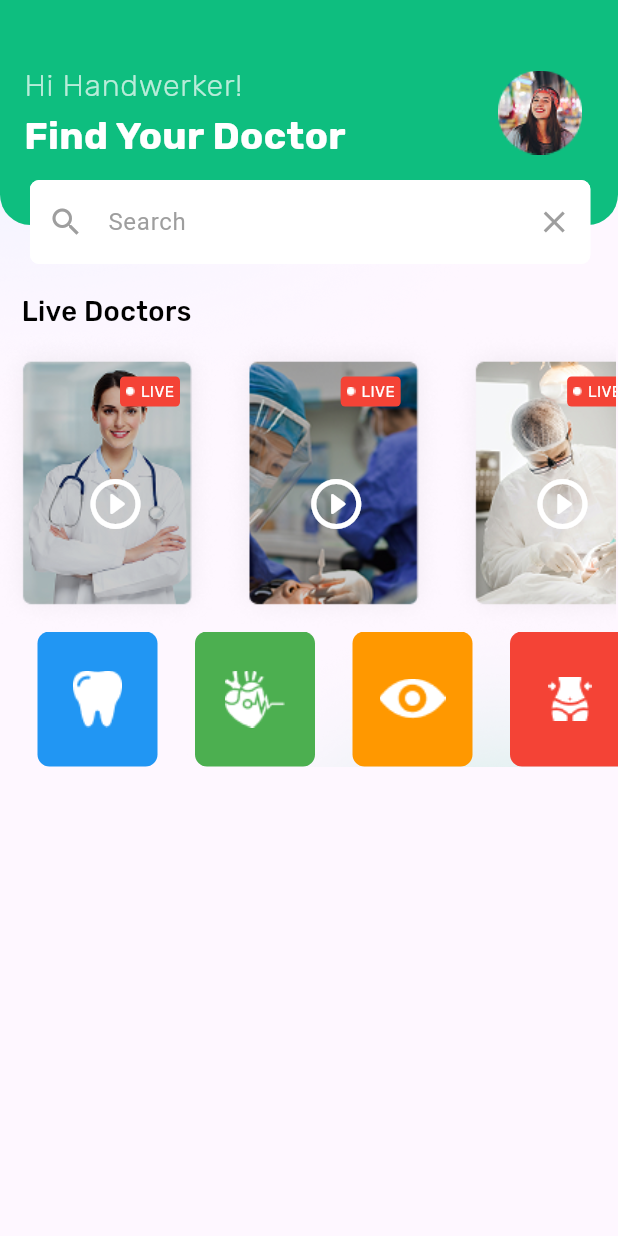
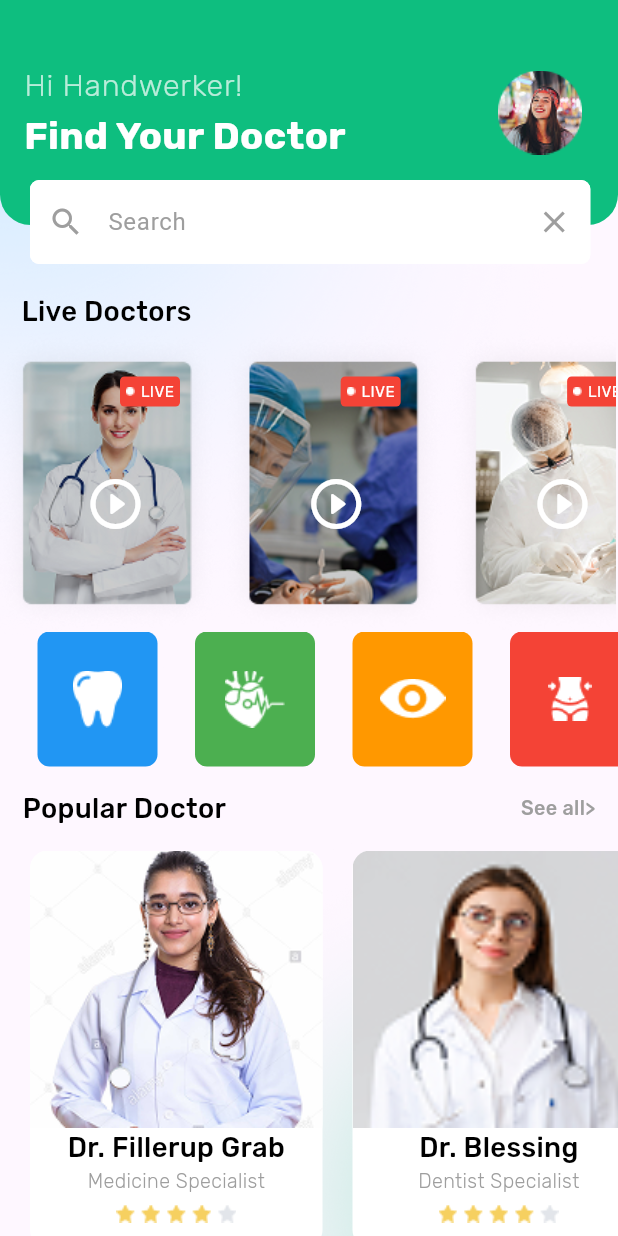
Before and after one commit to atefElhamsa/doctor-hunt-app, a Flutter app: the HomeScreen screen opened directly, on a phone screen of 412 x 824 dp. Run offline on Flutter 3.47's test engine with Material 3 defaults, Android fonts, the phone set to English and light mode, and no system bars; our stand-ins replace expandable_page_view, flutter_screenutil, google_fonts.

Commit message:
popular doctor section done

```diff
--- /dev/null
+++ b/lib/core/shared_widgets/custom_sub_title.dart
@@ -0,0 +1,37 @@
+import 'package:doctor_hunt_app/core/shared_widgets_model/sub_title_model.dart';
+import 'package:flutter/material.dart';
+import 'package:flutter_screenutil/flutter_screenutil.dart';
+import '../shared_widgets_model/text_model.dart';
+import '../utils/app_colors.dart';
+import '../utils/app_size.dart';
+import '../utils/app_texts.dart';
+import 'custom_text.dart';
+
+class CustomSubTitle extends StatelessWidget {
+  const CustomSubTitle({super.key, required this.subTitleModel});
+  final SubTitleModel subTitleModel;
+  @override
+  Widget build(BuildContext context) {
+    return Row(
+      children: [
+        CustomText(
+          textModel: TextModel(
+            title: subTitleModel.title,
+            fontSize: AppSize.s18.sp,
+          ),
+        ),
+        const Spacer(),
+        GestureDetector(
+          onTap: subTitleModel.onTap,
+          child: CustomText(
+            textModel: TextModel(
+              title: "${AppTexts.seeAll}>",
+              color: AppColors.grey,
+              fontSize: AppSize.s13.sp,
+            ),
+          ),
+        ),
+      ],
+    );
+  }
+}
--- /dev/null
+++ b/lib/core/shared_widgets_model/sub_title_model.dart
@@ -0,0 +1,6 @@
+class SubTitleModel {
+  final String title;
+  final void Function()? onTap;
+
+  const SubTitleModel({required this.title, this.onTap});
+}
--- a/lib/core/utils/app_images.dart
+++ b/lib/core/utils/app_images.dart
@@ -15,4 +15,7 @@ class AppImages {
   static const String eyes = "assets/images/eyes.png";
   static const String female = "assets/images/female.png";
   static const String stomach = "assets/images/stomach.png";
+  static const String fillerUp = "assets/images/Fillerup.png";
+  static const String blessing = "assets/images/blessing.png";
+  static const String star = "assets/images/star.png";
 }
--- a/lib/core/utils/app_texts.dart
+++ b/lib/core/utils/app_texts.dart
@@ -12,4 +12,10 @@ class AppTexts {
   static const String search = "Search";
   static const String liveDoctors = "Live Doctors";
   static const String live = "LIVE";
+  static const String popularDoctor = "Popular Doctor";
+  static const String seeAll = "See all";
+  static const String fillerup = "Dr. Fillerup Grab";
+  static const String blessing = "Dr. Blessing";
+  static const String medicine = "Medicine Specialist";
+  static const String dentist = "Dentist Specialist";
 }
--- /dev/null
+++ b/lib/features/home/data/models/popular_doctor_model.dart
@@ -0,0 +1,27 @@
+import 'package:doctor_hunt_app/core/utils/app_images.dart';
+import 'package:doctor_hunt_app/core/utils/app_texts.dart';
+
+class PopularDoctorModel {
+  final String image;
+  final String name;
+  final String specific;
+
+  const PopularDoctorModel({
+    required this.image,
+    required this.name,
+    required this.specific,
+  });
+}
+
+final List<PopularDoctorModel> popularItems = [
+  const PopularDoctorModel(
+    image: AppImages.fillerUp,
+    name: AppTexts.fillerup,
+    specific: AppTexts.medicine,
+  ),
+  const PopularDoctorModel(
+    image: AppImages.blessing,
+    name: AppTexts.blessing,
+    specific: AppTexts.dentist,
+  ),
+];
--- a/lib/features/home/presentation/views/widgets/home_list.dart
+++ b/lib/features/home/presentation/views/widgets/home_list.dart
@@ -1,5 +1,6 @@
 import 'package:doctor_hunt_app/features/home/presentation/views/widgets/list_view_specific_doctor.dart';
 import 'package:doctor_hunt_app/features/home/presentation/views/widgets/live_doctor_section.dart';
+import 'package:doctor_hunt_app/features/home/presentation/views/widgets/popular_doctor_section.dart';
 import 'package:flutter/material.dart';
 
 class HomeList extends StatelessWidget {
@@ -15,7 +16,7 @@ class HomeList extends StatelessWidget {
           SizedBox(height: 180),
           LiveDoctorSection(),
           SizedBox(height: 90, child: ListViewSpecificDoctor()),
-
+          PopularDoctorSection(),
         ],
       ),
     );
--- /dev/null
+++ b/lib/features/home/presentation/views/widgets/list_view_popular_doctor.dart
@@ -0,0 +1,22 @@
+import 'package:doctor_hunt_app/features/home/data/models/popular_doctor_model.dart';
+import 'package:doctor_hunt_app/features/home/presentation/views/widgets/popular_doctor_item.dart';
+import 'package:flutter/material.dart';
+
+import '../../../../../core/utils/app_padding.dart';
+
+class ListViewPopularDoctor extends StatelessWidget {
+  const ListViewPopularDoctor({super.key});
+
+  @override
+  Widget build(BuildContext context) {
+    return ListView.separated(
+      scrollDirection: Axis.horizontal,
+      itemBuilder:
+          (context, index) =>
+              PopularDoctorItem(popularDoctorModel: popularItems[index]),
+      separatorBuilder:
+          (context, index) => const SizedBox(width: AppPadding.p20),
+      itemCount: popularItems.length,
+    );
+  }
+}
--- /dev/null
+++ b/lib/features/home/presentation/views/widgets/popular_doctor_item.dart
@@ -0,0 +1,67 @@
+import 'package:doctor_hunt_app/features/home/data/models/popular_doctor_model.dart';
+import 'package:flutter/material.dart';
+import 'package:flutter_screenutil/flutter_screenutil.dart';
+import '../../../../../core/shared_widgets/custom_text.dart';
+import '../../../../../core/shared_widgets_model/text_model.dart';
+import '../../../../../core/utils/app_colors.dart';
+import '../../../../../core/utils/app_images.dart';
+import '../../../../../core/utils/app_padding.dart';
+import '../../../../../core/utils/app_size.dart';
+
+class PopularDoctorItem extends StatelessWidget {
+  const PopularDoctorItem({super.key, required this.popularDoctorModel});
+  final PopularDoctorModel popularDoctorModel;
+
+  @override
+  Widget build(BuildContext context) {
+    return Container(
+      decoration: BoxDecoration(
+        color: AppColors.white,
+        borderRadius: BorderRadius.circular(12),
+      ),
+      child: Column(
+        children: [
+          ClipRRect(
+            borderRadius: const BorderRadius.only(
+              topRight: Radius.circular(12),
+              topLeft: Radius.circular(12),
+            ),
+            child: Image.asset(
+              popularDoctorModel.image,
+              fit: BoxFit.cover,
+              width: 195,
+              height: 185,
+            ),
+          ),
+          Padding(
+            padding: const EdgeInsets.symmetric(horizontal: AppPadding.p20),
+            child: CustomText(
+              textModel: TextModel(
+                title: popularDoctorModel.name,
+                fontSize: AppSize.s18.sp,
+              ),
+            ),
+          ),
+          Padding(
+            padding: const EdgeInsets.symmetric(horizontal: AppPadding.p20),
+            child: CustomText(
+              textModel: TextModel(
+                title: popularDoctorModel.specific,
+                fontSize: AppSize.s13.sp,
+                color: AppColors.grey,
+                fontWeight: FontWeight.w300,
+              ),
+            ),
+          ),
+          Padding(
+            padding: const EdgeInsets.symmetric(
+              horizontal: AppPadding.p20,
+              vertical: AppPadding.p6,
+            ),
+            child: Image.asset(AppImages.star),
+          ),
+        ],
+      ),
+    );
+  }
+}
--- /dev/null
+++ b/lib/features/home/presentation/views/widgets/popular_doctor_section.dart
@@ -0,0 +1,28 @@
+import 'package:doctor_hunt_app/core/shared_widgets/custom_sub_title.dart';
+import 'package:doctor_hunt_app/core/shared_widgets_model/sub_title_model.dart';
+import 'package:doctor_hunt_app/core/utils/app_padding.dart';
+import 'package:doctor_hunt_app/core/utils/app_texts.dart';
+import 'package:doctor_hunt_app/features/home/presentation/views/widgets/list_view_popular_doctor.dart';
+import 'package:flutter/material.dart';
+
+class PopularDoctorSection extends StatelessWidget {
+  const PopularDoctorSection({super.key});
+
+  @override
+  Widget build(BuildContext context) {
+    return const Column(
+      children: [
+        Padding(
+          padding: EdgeInsets.all(AppPadding.p15),
+          child: CustomSubTitle(
+            subTitleModel: SubTitleModel(title: AppTexts.popularDoctor),
+          ),
+        ),
+        Padding(
+          padding: EdgeInsets.only(left: AppPadding.p20),
+          child: SizedBox(height: 265, child: ListViewPopularDoctor()),
+        ),
+      ],
+    );
+  }
+}
--- a/lib/my_app.dart
+++ b/lib/my_app.dart
@@ -1,4 +1,4 @@
-import 'package:doctor_hunt_app/features/home/presentation/views/home_screen.dart';
+import 'package:doctor_hunt_app/features/splash/presentation/views/splash_screen.dart';
 import 'package:flutter/material.dart';
 import 'package:flutter_screenutil/flutter_screenutil.dart';
 
@@ -14,7 +14,7 @@ class MyApp extends StatelessWidget {
       builder: (context, child) {
         return const MaterialApp(
           debugShowCheckedModeBanner: false,
-          home: HomeScreen(),
+          home: SplashScreen(),
         );
       },
     );
```
Also changed, not shown: assets/images/Fillerup.png (added), assets/images/blessing.png (added), assets/images/star.png (added).
